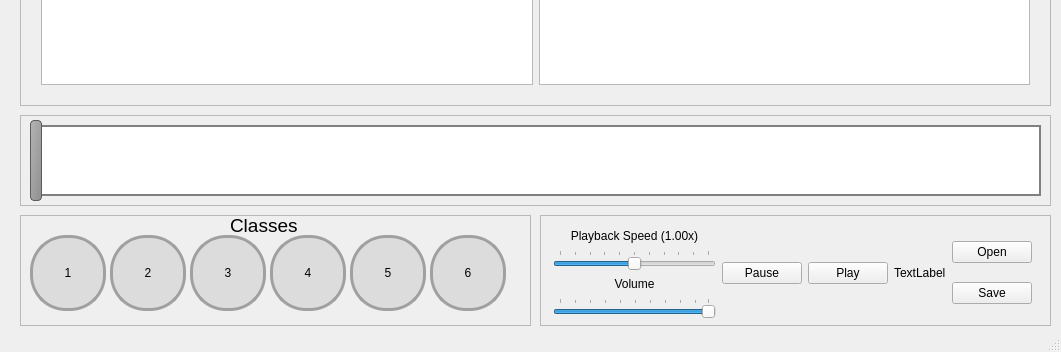
Before: the Qt Designer form mainwindow.ui in VictorGaiva/ClassifierTool, drawn with Qt 5; both pictures show x 0 to 1061 and y 372 to 724 of the 1061 by 724 pixel window.
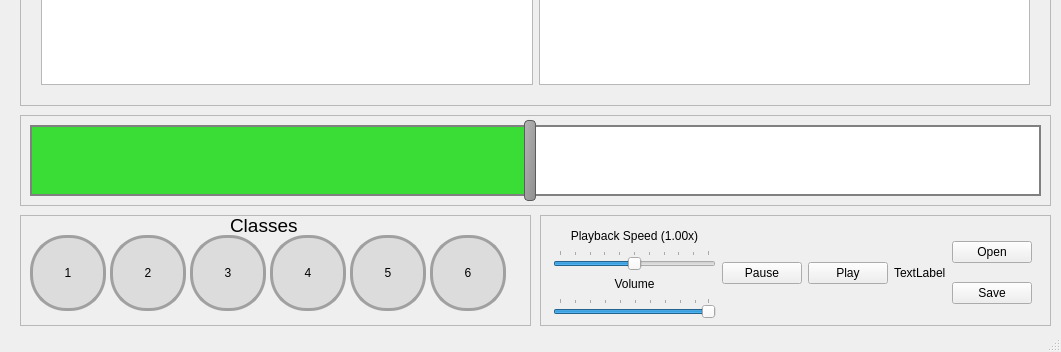
After: the same form once the commit is applied. Custom widgets are drawn as their Qt base class.

Commit message: Refining the progress bar behavior

The edit to the form file:
```diff
--- a/mainwindow.ui
+++ b/mainwindow.ui
@@ -118,6 +118,12 @@
 	background-color: rgba(0, 0, 0, 0);
 }</string>
      </property>
+     <property name="minimum">
+      <number>0</number>
+     </property>
+     <property name="value">
+      <number>49</number>
+     </property>
      <property name="tracking">
       <bool>true</bool>
      </property>
@@ -150,22 +156,23 @@
       </rect>
      </property>
      <property name="styleSheet">
-      <string notr="true"> QProgressBar::chunk {
-     background-color: #3add36;
-     width: 1px;
- }
+      <string notr="true">QProgressBar::chunk {
+    background-color: white;
+    width: 1px;
+}
 
- QProgressBar {
-     border: 2px solid grey;
-     border-radius: 0px;
-     text-align: center;
- }</string>
+QProgressBar {
+	background-color: #3add36;
+    border: 2px solid grey;
+    border-radius: 0px;
+    text-align: center;
+}</string>
      </property>
      <property name="maximum">
       <number>99</number>
      </property>
      <property name="value">
-      <number>0</number>
+      <number>50</number>
      </property>
      <property name="alignment">
       <set>Qt::AlignLeading|Qt::AlignLeft|Qt::AlignVCenter</set>
@@ -176,6 +183,9 @@
      <property name="orientation">
       <enum>Qt::Horizontal</enum>
      </property>
+     <property name="invertedAppearance">
+      <bool>true</bool>
+     </property>
     </widget>
     <zorder>progressBar</zorder>
     <zorder>sl_TimeFrameSelector</zorder>
```
Left out of the diff: 23 changed lines with no effect on the pictures. The commit also changes 6 other files.
